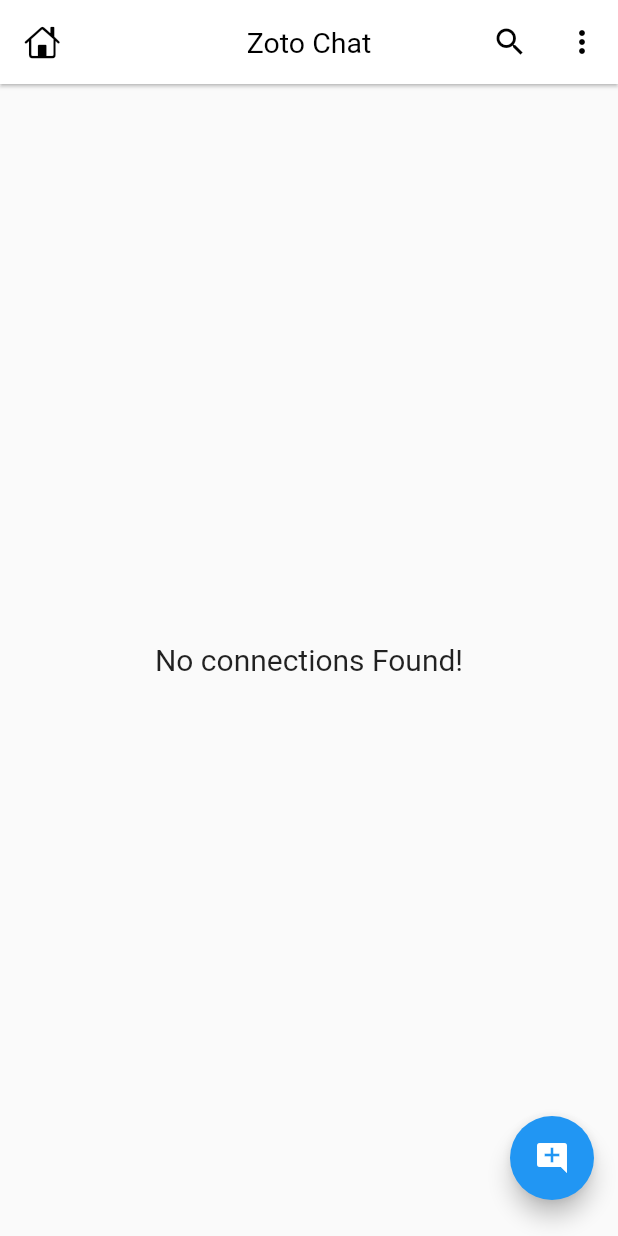
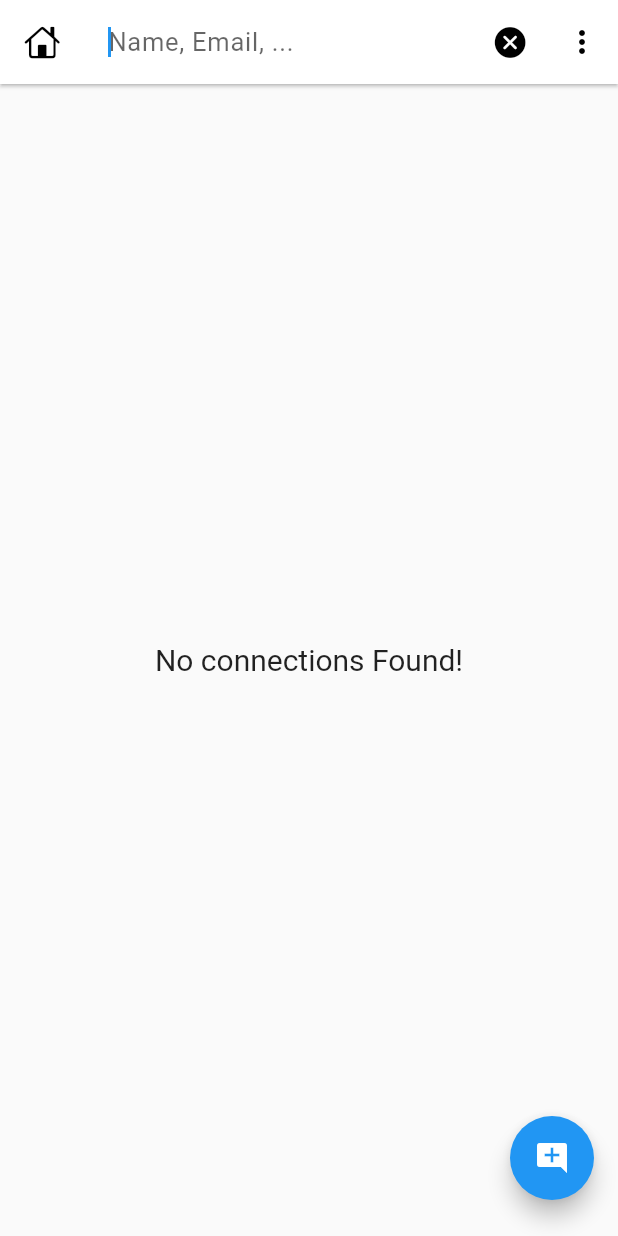
Before and after one commit to hetpatel4381/chat_app_with_firebase, a Flutter app: the HomeScreen screen opened directly, after a tap on the "search" icon, on a phone screen of 412 x 824 dp. Run offline on Flutter 3.47's test engine with Material 2 defaults, Android fonts, the phone set to English and light mode, and no system bars; our stand-ins replace cached_network_image, cloud_firestore, firebase_auth, firebase_core, google_sign_in; accounts and stored records are empty.

Commit message:
updating search functionality properly now

```diff
--- a/lib/main.dart
+++ b/lib/main.dart
@@ -1,5 +1,5 @@
 import 'package:chat_application_with_firebase/firebase_options.dart';
-import 'package:chat_application_with_firebase/screens/auth/login_screen.dart';
+// import 'package:chat_application_with_firebase/screens/auth/login_screen.dart';
 import 'package:chat_application_with_firebase/screens/splash_screen.dart';
 import 'package:firebase_core/firebase_core.dart';
 import 'package:flutter/material.dart';
--- a/lib/screens/home_screen.dart
+++ b/lib/screens/home_screen.dart
@@ -1,5 +1,3 @@
-import 'dart:convert';
-
 import 'package:chat_application_with_firebase/api/apis.dart';
 import 'package:chat_application_with_firebase/screens/profile_screen.dart';
 import 'package:flutter/cupertino.dart';
@@ -24,6 +22,9 @@ class _HomeScreenState extends State<HomeScreen> {
     APIs.getSelfInfo();
   }
 
+  //for storing search status.
+  bool _isSearching = false;
+
   @override
   Widget build(BuildContext context) {
     //for storing all items.
@@ -31,9 +32,6 @@ class _HomeScreenState extends State<HomeScreen> {
 
     //for storing searched items.
     final List<ChatUser> _searchList = [];
-
-    //for storing search status.
-    bool _isSearching = false;
 
     return Scaffold(
       //appbar
@@ -43,7 +41,7 @@ class _HomeScreenState extends State<HomeScreen> {
             ? TextField(
                 decoration: const InputDecoration(
                     border: InputBorder.none, hintText: "Name, Email, ..."),
-                style: TextStyle(fontSize: 17, letterSpacing: 0.5),
+                style: const TextStyle(fontSize: 17, letterSpacing: 0.5),
                 autofocus: true,
                 //when search text changes then update the text list
                 onChanged: (val) {
```
